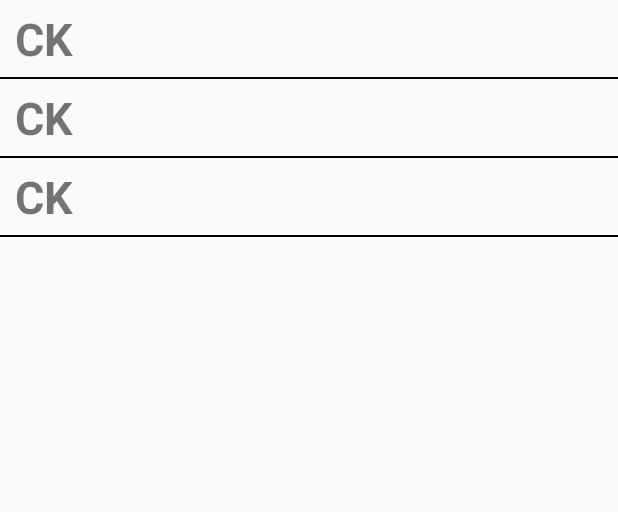
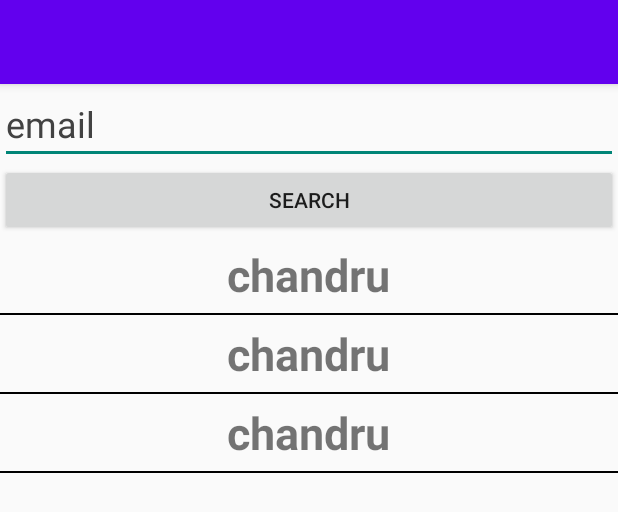
Before and after one commit to CK-Kumar/chat_app, an Android app: the layout activity_main.xml on its own in the app's theme, with its tools: preview values and no code run, on a phone screen of 412 x 824 dp. Shown: the top 512 px of the screen. Run offline under Robolectric (Android 15) with nearby library versions, the phone set to English and light mode, and no system bars.

Commit message:
Recycler view done

```diff
--- a/app/build.gradle
+++ b/app/build.gradle
@@ -41,6 +41,8 @@ dependencies {
     implementation 'androidx.constraintlayout:constraintlayout:2.1.4'
     implementation platform('com.google.firebase:firebase-bom:31.1.1')
     implementation 'com.google.firebase:firebase-auth-ktx:21.0.2'
+    implementation 'com.google.firebase:firebase-firestore-ktx:24.4.1'
+    implementation 'com.google.firebase:firebase-database-ktx:20.1.0'
     testImplementation 'junit:junit:4.13.2'
     androidTestImplementation 'androidx.test.ext:junit:1.1.4'
     androidTestImplementation 'androidx.test.espresso:espresso-core:3.5.0'
--- a/app/src/main/java/com/chandra/chatapp/Login.kt
+++ b/app/src/main/java/com/chandra/chatapp/Login.kt
@@ -41,6 +41,7 @@ class Login : AppCompatActivity() {
            task->
            if (task.isSuccessful){
                intent = Intent(this@Login, MainActivity::class.java)
+               finish()
                startActivity(intent)
            }
            else
--- a/app/src/main/java/com/chandra/chatapp/User.kt
+++ b/app/src/main/java/com/chandra/chatapp/User.kt
@@ -5,7 +5,7 @@ class User {
     var email: String? = null
     var uid: String? = null
 
-    constructor(){}
+    constructor()
 
     constructor(name: String?, email: String?, uid: String?)
     {
@@ -13,4 +13,5 @@ class User {
         this.email = email
         this.uid = uid
     }
+
 }
--- a/app/src/main/res/layout/activity_main.xml
+++ b/app/src/main/res/layout/activity_main.xml
@@ -1,18 +1,40 @@
 <?xml version="1.0" encoding="utf-8"?>
-<androidx.constraintlayout.widget.ConstraintLayout xmlns:android="http://schemas.android.com/apk/res/android"
-    xmlns:app="http://schemas.android.com/apk/res-auto"
+<LinearLayout xmlns:android="http://schemas.android.com/apk/res/android"
+
     xmlns:tools="http://schemas.android.com/tools"
     android:layout_width="match_parent"
     android:layout_height="match_parent"
+    android:orientation="vertical"
     tools:context=".MainActivity">
 
+    <androidx.appcompat.widget.Toolbar
+        android:id="@+id/toolbar"
+        android:layout_width="match_parent"
+        android:layout_height="wrap_content"
+        android:background="?attr/colorPrimary"
+        android:elevation="4dp"
+        android:theme="@style/ThemeOverlay.AppCompat.ActionBar" />
+
+
+    <EditText
+        android:id="@+id/etSearchEmail"
+        android:layout_width="match_parent"
+        android:layout_height="wrap_content"
+        android:ems="10"
+        android:hint="email"
+        android:inputType="textEmailAddress"
+        android:textColorHint="@color/cardview_dark_background"
+        android:textSize="24sp" />
+
+    <Button
+        android:id="@+id/btnSearch"
+        android:layout_width="match_parent"
+        android:layout_height="wrap_content"
+        android:text="Search" />
 
     <androidx.recyclerview.widget.RecyclerView
+        android:id="@+id/rvUser"
         android:layout_width="match_parent"
         android:layout_height="match_parent"
-        app:layout_constraintBottom_toBottomOf="parent"
-        app:layout_constraintEnd_toEndOf="parent"
-        app:layout_constraintTop_toTopOf="parent"
-        tools:listitem="@layout/user_layout"
-         />
-</androidx.constraintlayout.widget.ConstraintLayout>
+        tools:listitem="@layout/user_layout" />
+</LinearLayout>
--- a/app/src/main/res/layout/user_layout.xml
+++ b/app/src/main/res/layout/user_layout.xml
@@ -3,23 +3,21 @@
     android:layout_width="match_parent"
     android:layout_height="wrap_content">
 
-
     <TextView
-        android:id="@+id/tvName"
+        android:layout_marginTop="5dp"
+        android:id="@+id/txtName"
         android:layout_width="wrap_content"
         android:layout_height="wrap_content"
+        android:text="chandru"
+        android:textSize="30sp"
+        android:textStyle="bold"
         android:layout_marginLeft="10dp"
+        android:layout_centerHorizontal="true"/>
+    <View
         android:layout_marginTop="5dp"
-        android:text="CK"
-        android:textSize="30sp"
-        android:textStyle="bold" />
-
-    <View
+        android:layout_below="@+id/txtName"
         android:layout_width="match_parent"
         android:layout_height="1dp"
-        android:layout_below="@+id/tvName"
-        android:layout_marginTop="5dp"
-        android:background="@color/black" />
-
+        android:background="@color/black"/>
 
 </RelativeLayout>
--- /dev/null
+++ b/app/src/main/res/menu/menu.xml
@@ -0,0 +1,5 @@
+<?xml version="1.0" encoding="utf-8"?>
+<menu xmlns:android="http://schemas.android.com/apk/res/android">
+  <item android:id="@+id/logout"
+      android:title="Log out"/>
+</menu>
--- a/build.gradle
+++ b/build.gradle
@@ -4,8 +4,8 @@ buildscript {
     }
 }// Top-level build file where you can add configuration options common to all sub-projects/modules.
 plugins {
-    id 'com.android.application' version '7.3.0' apply false
-    id 'com.android.library' version '7.3.0' apply false
+    id 'com.android.application' version '7.3.1' apply false
+    id 'com.android.library' version '7.3.1' apply false
     id 'org.jetbrains.kotlin.android' version '1.7.10' apply false
     id 'com.google.gms.google-services' version '4.3.13' apply false
 }
```
Also changed, not shown: app/src/main/java/com/chandra/chatapp/MainActivity.kt (+87 -0 lines), app/src/main/java/com/chandra/chatapp/SignUp.kt (+37 -15 lines), app/src/main/java/com/chandra/chatapp/UserAdapter.kt (+8 -11 lines).
